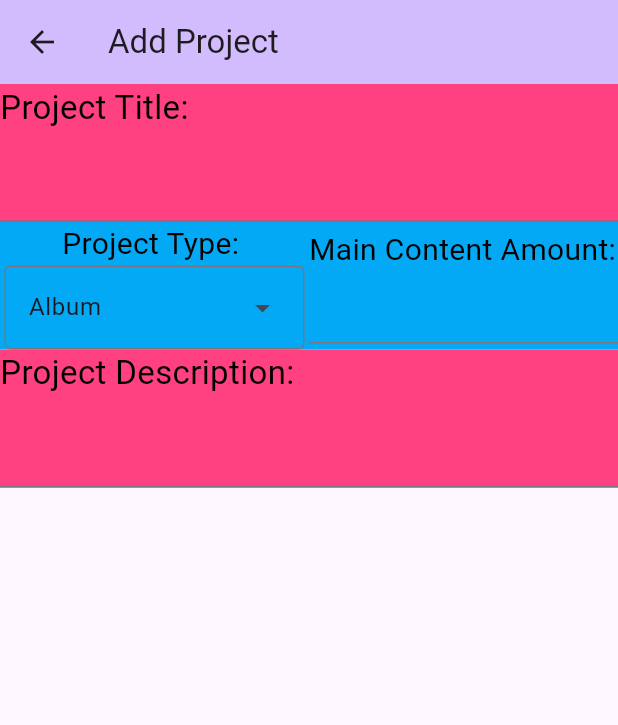
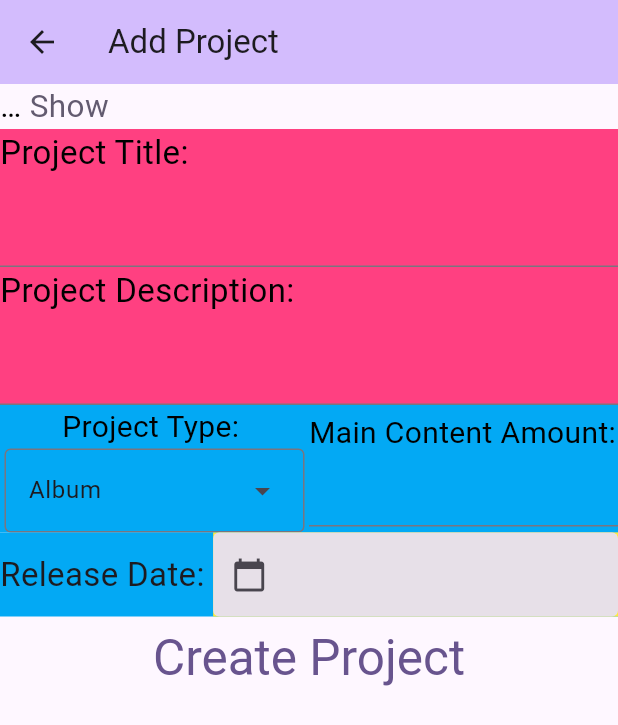
Before and after one commit to SushiRemi/Mini-Manager, a Flutter app: the SettingsStatsPage screen opened directly, item 2 of the bottom bar chosen, after a tap on "Create New Project", on a phone screen of 412 x 824 dp. Shown: the top 725 px of the screen. Run offline on Flutter 3.47's test engine with Material 3 defaults, Android fonts, the phone set to English and light mode, and no system bars; drawn by our look-alikes of expandable_text; our stand-ins replace go_router, table_calendar; missing offline and left inert: swipeable_page_route.

Commit message:
Completed base UI for new project page, working on properly creating content and finalizing the project creation.

```diff
--- a/lib/data_manager.dart
+++ b/lib/data_manager.dart
@@ -89,9 +89,8 @@ class DataManager {
       for (int i=0; i<contents.length; i++){
         var current = contents[i].split(',,');
         if(current[0].contains("project")){
-          DateTime tempStart = DateTime(int.parse(current[4].substring(0,4)), int.parse(current[4].substring(5,7)), int.parse(current[4].substring(8,10)));
-          DateTime tempEnd = DateTime(int.parse(current[5].substring(0,4)), int.parse(current[5].substring(5,7)), int.parse(current[5].substring(8,10)));
-          tempList.add(Project.create(current[1], current[2], current[3], tempStart, tempEnd, current[6], int.parse(current[7])));
+          DateTime tempDate = DateTime(int.parse(current[4].substring(0,4)), int.parse(current[4].substring(5,7)), int.parse(current[4].substring(8,10)));
+          tempList.add(Project.create(current[1], current[2], current[3], tempDate, current[6], int.parse(current[7])));
         } else if (current[0].contains("content")){
           //add content to latest project
           DateTime tempDate = DateTime(int.parse(current[5].substring(0,4)), int.parse(current[5].substring(5,7)), int.parse(current[5].substring(8,10)));
@@ -167,4 +166,18 @@ class DataManager {
       return 1;
     }
   }
+
+  //Sort projects by release date
+  void sortProjects(){
+
+  }
+
+  //Sort shop items by cost
+  void sortItems(){
+
+  }
+
+  void updateStats(){
+
+  }
 }
--- /dev/null
+++ b/lib/new_project_page.dart
@@ -0,0 +1,333 @@
+import 'dart:collection';
+
+import 'package:flutter/material.dart';
+import 'package:flutter/services.dart';
+import 'package:mini_manager/data_manager.dart';
+import 'package:mini_manager/project.dart';
+import 'package:mini_manager/projects_page.dart';
+
+//used for info text
+import 'package:expandable_text/expandable_text.dart';
+
+class NewProjectPage extends StatefulWidget {
+  const NewProjectPage({super.key, required this.title, required this.index});
+
+  final String title;
+  final int index;
+
+  @override
+  State<NewProjectPage> createState() => _NewProjectPage();
+}
+
+//DropdownMenuEntry labels and values for project type dropdown menu
+typedef TypeEntry = DropdownMenuEntry<TypeLabel>;
+
+enum TypeLabel {
+  //select('Select', "select"),
+  album('Album', "album"),
+  ep('EP', "ep"),
+  single('Single', "single"),
+  other('Other', "other"),;
+
+  const TypeLabel(this.label, this.value);
+  final String label;
+  final String value;
+
+  static final List<TypeEntry> entries = UnmodifiableListView<TypeEntry>(
+    values.map<TypeEntry>(
+          (TypeLabel type) => TypeEntry(
+        value: type,
+        label: type.label,
+        //enabled: type.label != 'Select',
+        style: MenuItemButton.styleFrom(foregroundColor: Colors.black),
+      ),
+    ),
+  );
+}
+
+class _NewProjectPage extends State<NewProjectPage> {
+  int projectIndex = 0;
+  Project project = Project.empty();
+  DataManager data = DataManager();
+
+  //for project creation
+  String pTitle = "";
+  String pDescription = "";
+  String pType = "album";
+  int pMainContentAmount = -1;
+  DateTime pReleaseDate = DateTime(0);
+
+
+  //save projects to file
+  void _save() {
+    data.saveAll();
+  }
+
+  //load projects from file
+  void _load() {
+    data.loadProjects();
+  }
+
+  //Date picker for release date form
+  Future<void> _selectDate() async {
+    DateTime? _picked = await showDatePicker(
+        context: context,
+        initialDate: DateTime.now(),
+        firstDate: DateTime(2000),
+        lastDate: DateTime(2200)
+    );
+
+    if (_picked != null){
+      setState(() {
+        _dateController.text = _picked.toString().split(" ")[0];
+        pReleaseDate = _picked;
+      });
+    }
+  }
+
+  //Controller for date field viewer
+  final TextEditingController _dateController = TextEditingController();
+
+  //Attempt to create new project
+  void _submitProject(){
+    print("Title: $pTitle");
+    print("Description: $pDescription");
+    print("Type: $pType");
+    print("Main Content Amount: $pMainContentAmount");
+    print("Release Date: $pReleaseDate");
+    print("SUBMITTED");
+
+    //Check if enough info is filled out
+    if(pTitle != "" && pMainContentAmount != -1 && pReleaseDate.compareTo(DateTime(0)) != 0 && DateTime.now().compareTo(pReleaseDate) < 0){
+      print("VALID");
+      //Create and save into data, then destroy page and go back to projects.
+      Project newProject = Project.createNew(pTitle, pType, pDescription, pReleaseDate, pMainContentAmount);
+      data.projectList.add(newProject);
+      data.sortProjects();
+      data.updateStats();
+      _save();
+
+      Navigator.of(context).pushAndRemoveUntil(
+          MaterialPageRoute(builder: (context) => const ProjectsPage(title: "Projects")),
+          ModalRoute.withName("Projects")
+      );
+
+    } else {
+      print("INVALID");
+    }
+  }
+
+  @override
+  Widget build(BuildContext context) {
+    _load();
+    projectIndex = widget.index;
+    int contentAmount = 0;
+
+    //loads in current or new project
+    if(projectIndex >= 0){
+      project = data.projectList[projectIndex];
+    } else {
+      project = Project.empty();
+    }
+
+    return Scaffold(
+      appBar: AppBar(
+        backgroundColor: Theme.of(context).colorScheme.inversePrimary,
+        title: Text(widget.title),
+      ),
+      body: Center(
+        child: ListView(
+          children: [
+            //Info Field
+            const ExpandableText(
+              "\nThe [Release Date] is the date on which you plan to release the final version of the project.\n\n"
+                  "[Main Content] refers to any singles or partial projects you plan on releasing BEFORE the final version.\n\n"
+                  "Each [Main Content] will generate by default 2 lead-up/teaser videos before the [Main Content] date. The scheduler will attempt to give 3 days of space between each upload, but will decrease if there is not enough time before the release date.\n\n"
+                  "In addition, the project will automatically schedule two teaser videos before the final release date, and two post-release videos after the date.\n\n"
+                  "It is strongly recommended to schedule the release date at least twice the amount of weeks in advance as there is main content (ex: 4 main content -> release date 8 weeks from today's date minimum).",
+              expandText: "Show",
+              collapseText: "Hide",
+              prefixText: "How Project Creation Works:",
+              prefixStyle: TextStyle(
+                fontSize: 25,
+                fontWeight: FontWeight.bold,
+                color: Colors.black,
+              ),
+              maxLines: 1,
+              animation: true,
+              style: TextStyle(
+                fontSize: 21,
+                fontWeight: FontWeight.normal,
+                color: Colors.black,
+              ),
+            ),
+            //Title Field
+            Container(
+              color: Colors.pinkAccent,
+              child: Column(
+                crossAxisAlignment: CrossAxisAlignment.start,
+                children: [
+                  const Text(
+                    "Project Title: ",
+                    style: TextStyle(
+                      fontSize: 22,
+                      color: Colors.black,
+                    ),
+
+                  ),
+                  TextField(
+                    style: const TextStyle(
+                      fontSize: 30,
+                      color: Colors.black,
+                    ),
+                    onChanged: (String value){
+                      pTitle = value; //set pTitle for project creation
+                    },
+                  )
+                ]
+              )
+            ),
+            //Description Field
+            Container(
+                color: Colors.pinkAccent,
+                child: Column(
+                    crossAxisAlignment: CrossAxisAlignment.start,
+                    children: [
+                      const Text(
+                        "Project Description: ",
+                        style: TextStyle(
+                          fontSize: 22,
+                          color: Colors.black,
+                        ),
+
+                      ),
+                      TextField(
+                        style: const TextStyle(
+                          fontSize: 30,
+                          color: Colors.black,
+                        ),
+                        onChanged: (String value) {
+                          pDescription = value;
+                        },
+                        maxLines: null,
+                      )
+                    ]
+                )
+            ),
+            //Project Type and Main Content Amount Field
+            Container(
+              color: Colors.lightBlue,
+                child: Row(
+                  children: [
+                    //Project Type
+                    Expanded(
+                        child: Column(
+                            crossAxisAlignment: CrossAxisAlignment.center,
+                            children: [
+                              const Text(
+                                "Project Type: ",
+                                style: TextStyle(
+                                  fontSize: 20,
+                                  color: Colors.black,
+                                ),
+                              ),
+                              DropdownMenu(
+                                width: 200,
+                                dropdownMenuEntries: TypeLabel.entries,
+                                initialSelection: TypeLabel.album,
+                                onSelected: (TypeLabel? selectedType){
+                                  setState(() {
+                                    pType = selectedType!.value;
+                                  });
+                                },
+                              ),
+                            ]
+                        ),
+                    ),
+
+                    //Main Content Amount
+                    Expanded(
+                      child: Column(
+                          crossAxisAlignment: CrossAxisAlignment.center,
+                          children: [
+                            const Text(
+                              "Main Content Amount: ",
+                              style: TextStyle(
+                                fontSize: 20,
+                                color: Colors.black,
+                              ),
+                            ),
+                            TextField(
+                              groupId: project.getContentList().length,
+                              keyboardType: TextInputType.number,
+                              inputFormatters: [FilteringTextInputFormatter.digitsOnly],
+                              onChanged: (String value) {pMainContentAmount = int.parse(value);}
+                            )
+                          ]
+                      ),
+                    ),
+                  ]
+                )
+
+            ),
+            //Release Date Field
+            Container(
+                color: Colors.lightBlue,
+                child: Row(
+                    children: [
+                      const Text(
+                        "Release Date: ",
+                        style: TextStyle(
+                          fontSize: 22,
+                        ),
+                      ),
+                      Expanded(
+                          child: Container(
+                              color: Colors.yellow,
+                              child:
+                              TextField(
+                                  controller: _dateController,
+                                  decoration: const InputDecoration(
+                                    //labelText: "DATE",
+                                    filled: true,
+                                    prefixIcon: Icon(Icons.calendar_today),
+                                    enabledBorder: OutlineInputBorder(
+                                        borderSide: BorderSide.none
+                                    ),
+                                    focusedBorder: OutlineInputBorder(
+                                        borderSide: BorderSide(color: Colors.blue)
+                                    ),
+                                  ),
+                                  readOnly: true,
+                                  onTap: (){
+                                    _selectDate();
+                                  }
+                              )
+                          )
+                      )
+
+                    ]
+                )
+
+            ),
+            //Submit Button
+            TextButton(
+              style: const ButtonStyle(
+                textStyle: WidgetStatePropertyAll<TextStyle>(TextStyle(
+                  fontSize: 33,
+                  color: Colors.purple,
+                ))
+              ),
+              onPressed: (){
+                _submitProject();
+                },
+              child: const Text(
+                "Create Project",
+              ),
+            ),
+          ],
+        )
+      ),
+    );
+  }
+}
--- a/lib/project_edit_page.dart
+++ /dev/null
@@ -1,199 +0,0 @@
-import 'dart:collection';
-
-import 'package:flutter/material.dart';
-import 'package:flutter/services.dart';
-import 'package:mini_manager/data_manager.dart';
-import 'package:mini_manager/project.dart';
-
-
-class ProjectEditPage extends StatefulWidget {
-  const ProjectEditPage({super.key, required this.title, required this.index});
-
-  final String title;
-  final int index;
-
-  @override
-  State<ProjectEditPage> createState() => _ProjectEditPage();
-}
-
-//DropdownMenuEntry labels and values for project type dropdown menu
-typedef TypeEntry = DropdownMenuEntry<TypeLabel>;
-
-enum TypeLabel {
-  //select('Select', "select"),
-  album('Album', "album"),
-  ep('EP', "ep"),
-  single('Single', "single"),
-  other('Other', "other"),;
-
-  const TypeLabel(this.label, this.value);
-  final String label;
-  final String value;
-
-  static final List<TypeEntry> entries = UnmodifiableListView<TypeEntry>(
-    values.map<TypeEntry>(
-          (TypeLabel type) => TypeEntry(
-        value: type,
-        label: type.label,
-        //enabled: type.label != 'Select',
-        style: MenuItemButton.styleFrom(foregroundColor: Colors.black),
-      ),
-    ),
-  );
-}
-
-class _ProjectEditPage extends State<ProjectEditPage> {
-  int projectIndex = 0;
-  Project project = Project.empty();
-  DataManager data = DataManager();
-
-
-
-  //save projects to file
-  void _save() {
-    data.saveProjects();
-  }
-
-  //load projects from file
-  void _load() {
-    data.loadProjects();
-  }
-
-  //overwrite the data of the project. don't forget to save after. be careful, this is destructive.
-  void _overwriteProject(Project newProject, int index){
-    data.projectList[index] = newProject;
-  }
-
-  @override
-  Widget build(BuildContext context) {
-    _load();
-    projectIndex = widget.index;
-    int contentAmount = 0;
-
-    //loads in current or new project
-    if(projectIndex >= 0){
-      project = data.projectList[projectIndex];
-    } else {
-      project = Project.empty();
-    }
-
-    return Scaffold(
-      appBar: AppBar(
-        backgroundColor: Theme.of(context).colorScheme.inversePrimary,
-        title: Text(widget.title),
-      ),
-      body: Center(
-        child: ListView(
-          children: [
-            //Title Field
-            Container(
-              color: Colors.pinkAccent,
-              child: Column(
-                crossAxisAlignment: CrossAxisAlignment.start,
-                children: [
-                  const Text(
-                    "Project Title: ",
-                    style: TextStyle(
-                      fontSize: 22,
-                      color: Colors.black,
-                    ),
-
-                  ),
-                  TextField(
-                      style: const TextStyle(
-                        fontSize: 30,
-                        color: Colors.black,
-                      ),
-                      groupId: project.getTitle(),
-                      onSubmitted: (String value) {
-                        project.setTitle(value);
-                      }
-                  )
-                ]
-              )
-            ),
-            //Project Type Field
-            Container(
-              color: Colors.lightBlue,
-                child: Row(
-                  children: [
-                    //Project Type
-                    Expanded(
-                        child: Column(
-                            crossAxisAlignment: CrossAxisAlignment.center,
-                            children: [
-                              const Text(
-                                "Project Type: ",
-                                style: TextStyle(
-                                  fontSize: 20,
-                                  color: Colors.black,
-                                ),
-                              ),
-                              DropdownMenu(
-                                width: 200,
-                                dropdownMenuEntries: TypeLabel.entries,
-                                initialSelection: TypeLabel.album,
-                              ),
-                            ]
-                        ),
-                    ),
-
-                    //Main Content Amount
-                    Expanded(
-                      child: Column(
-                          crossAxisAlignment: CrossAxisAlignment.center,
-                          children: [
-                            const Text(
-                              "Main Content Amount: ",
-                              style: TextStyle(
-                                fontSize: 20,
-                                color: Colors.black,
-                              ),
-                            ),
-                            TextField(
-                              groupId: project.getContentList().length,
-                              keyboardType: TextInputType.number,
-                              inputFormatters: [FilteringTextInputFormatter.digitsOnly],
-                              onSubmitted: (String value) {contentAmount = int.parse(value);}
-                            )
-                          ]
-                      ),
-                    ),
-                  ]
-                )
-
-            ),
-            //Description Field
-            Container(
-                color: Colors.pinkAccent,
-                child: Column(
-                    crossAxisAlignment: CrossAxisAlignment.start,
-                    children: [
-                      const Text(
-                        "Project Description: ",
-                        style: TextStyle(
-                          fontSize: 22,
-                          color: Colors.black,
-                        ),
-
-                      ),
-                      TextField(
-                          style: const TextStyle(
-                            fontSize: 30,
-                            color: Colors.black,
-                          ),
-                          groupId: project.getTitle(),
-                          onSubmitted: (String value) {
-                            project.setTitle(value);
-                          }
-                      )
-                    ]
-                )
-            ),
-
-          ],
-        )
-      ),
-    );
-  }
-}
--- a/lib/projects_page.dart
+++ b/lib/projects_page.dart
@@ -1,6 +1,6 @@
 import 'package:flutter/material.dart';
 import 'package:mini_manager/calendar_page.dart';
-import 'package:mini_manager/project_edit_page.dart';
+import 'package:mini_manager/new_project_page.dart';
 import 'package:mini_manager/projects_page.dart';
 import 'package:mini_manager/shop_page.dart';
 import 'package:mini_manager/settings_stats_page.dart';
@@ -71,17 +71,6 @@ class _ProjectsPage extends State<ProjectsPage> {
         title: Text(widget.title),
       ),
       body: Center(
-
-        // //Swipe left to go to shop, right to go to calendar
-        //   child: GestureDetector(
-        //       onPanUpdate: (details) {
-        //         //swiping in left direction
-        //         if (details.delta.dx < 0) {
-        //           _pushShopPage(context);
-        //         }
-        //       }
-        //   )
-
         child: Column(
           children: [
             Expanded(
@@ -100,7 +89,7 @@ class _ProjectsPage extends State<ProjectsPage> {
                                 onPressed: (){
                                   _save();
                                   Navigator.of(context).push(
-                                      MaterialPageRoute(builder: (context) => const ProjectEditPage(title: "Add Project", index: -1,)),
+                                      MaterialPageRoute(builder: (context) => const NewProjectPage(title: "Add Project", index: -1,)),
                                   );
                                 },
                                 child:
@@ -221,8 +210,7 @@ class ProjectWidget extends StatelessWidget {
   String status = "";
   String type = "";
   int coinValue = 0;
-  DateTime startDate = DateTime(2025, 03, 11);
-  DateTime endDate = DateTime(2025, 03, 24);
+  DateTime releaseDate = DateTime(2025, 03, 11);
 
   ProjectWidget(Project project, {super.key}){
     title = project.getTitle();
@@ -230,8 +218,7 @@ class ProjectWidget extends StatelessWidget {
     status = project.getStatus();
     type = project.getType();
     coinValue = project.getCoinValue();
-    startDate = project.getStartDate();
-    endDate = project.getEndDate();
+    releaseDate = project.getReleaseDate();
   }
 
   ProjectWidget.empty({super.key}){
@@ -240,8 +227,7 @@ class ProjectWidget extends StatelessWidget {
     status = "TEST";
     type = "TEST";
     coinValue = 100;
-    startDate = DateTime(2025, 03, 11);
-    endDate = DateTime(2025, 03, 24);
+    releaseDate = DateTime(2025, 03, 11);
   }
 
   ProjectWidget.test({super.key}){
@@ -250,16 +236,14 @@ class ProjectWidget extends StatelessWidget {
     status = "Status Here";
     type = "Type Here";
     coinValue = 111;
-    startDate = DateTime(2025, 03, 11);
-    endDate = DateTime(2025, 03, 24);
+    releaseDate = DateTime(2025, 03, 11);
   }
 
 
   @override
   Widget build(BuildContext context){
-    String startDateString = ("${startDate.month}/${startDate.day}/${startDate.year}");
-    String endDateString = ("${endDate.month}/${endDate.day}/${endDate.year}");
-    String dateString = ("$startDateString - $endDateString");
+    String releaseDateString = ("${releaseDate.month}/${releaseDate.day}/${releaseDate.year}");
+    String dateString = (releaseDateString);
     return Container(
         color: Colors.blue,
         //height: 100,
```
Also changed, not shown: lib/calendar_page.dart (+8 -12 lines), lib/project.dart (+38 -31 lines).
